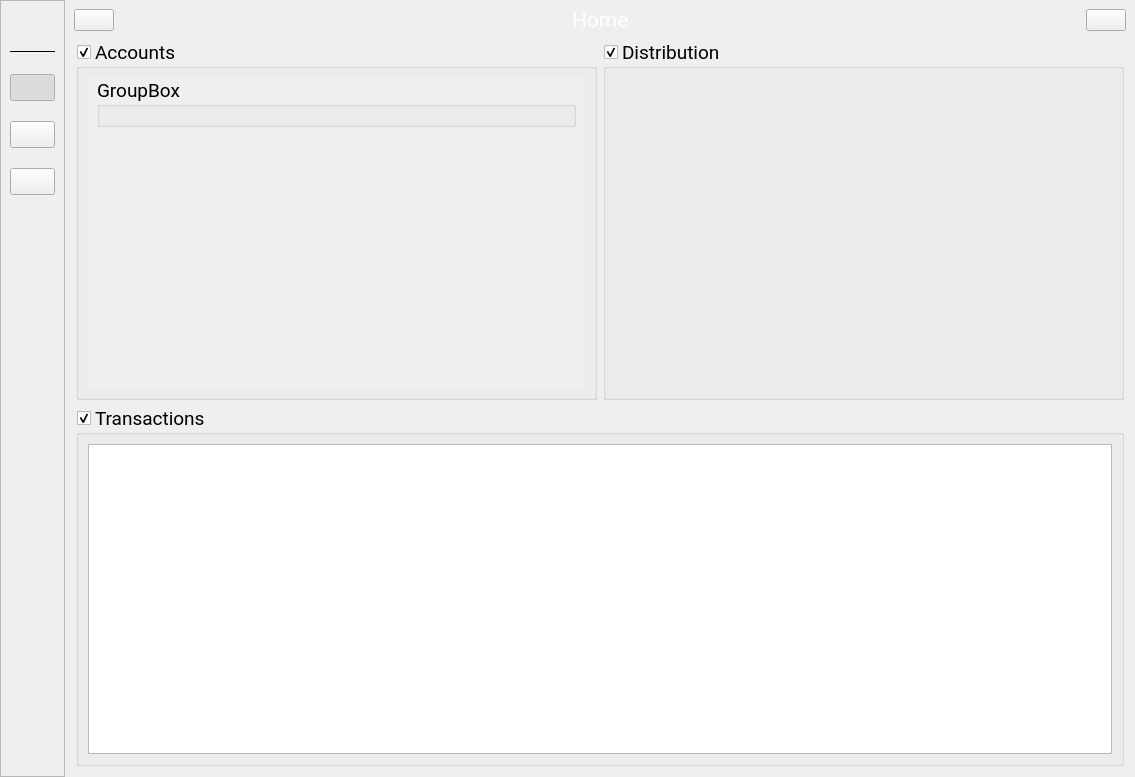
First picture: the form in skeletons/MainWindow.ui, repository opierre/Budgetter, before the edit.
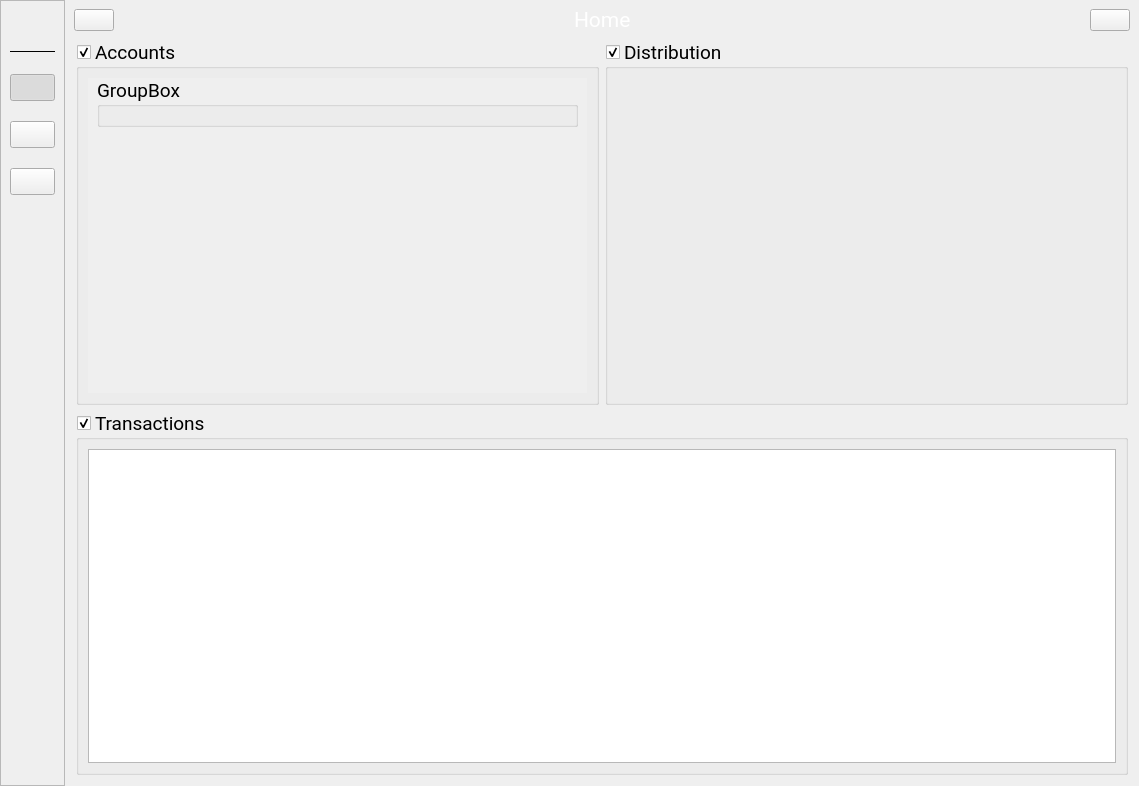
Second picture: the form after the edit. Icons and pictures are not drawn. Custom widgets are drawn as their Qt base class.

Commit message: Changed animation drawer on buttons + update card content in accounts (home panel)

What changed in the file:
```diff
--- a/skeletons/MainWindow.ui
+++ b/skeletons/MainWindow.ui
@@ -6,8 +6,8 @@
    <rect>
     <x>0</x>
     <y>0</y>
-    <width>1135</width>
-    <height>777</height>
+    <width>1139</width>
+    <height>786</height>
    </rect>
   </property>
   <property name="windowTitle">
@@ -473,8 +473,8 @@
               <rect>
                <x>0</x>
                <y>0</y>
-               <width>493</width>
-               <height>285</height>
+               <width>495</width>
+               <height>289</height>
               </rect>
              </property>
              <layout class="QVBoxLayout" name="verticalLayout">
```
Left out of the diff: 13 changed lines with no effect on the pictures. The commit also changes 5 other files.
